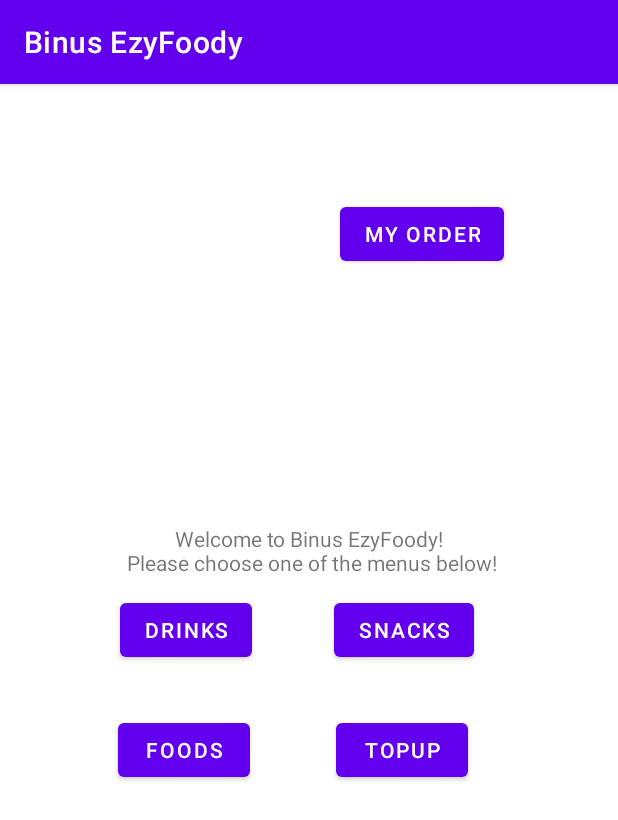
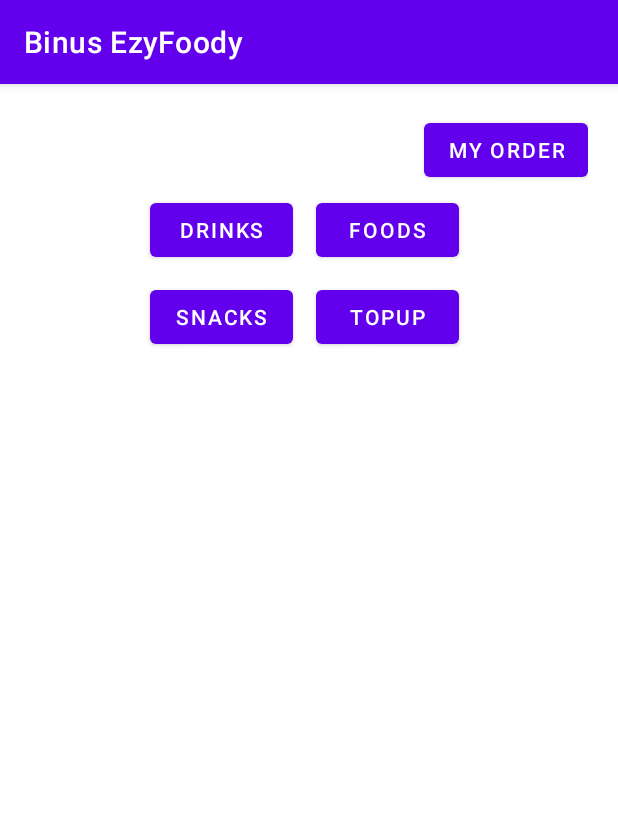
Before and after one commit to LaurensiusVincentRohandy/MOBI6059-MobileProgramming, an Android app: the screen it shows after launch (MainActivity), on a phone screen of 412 x 824 dp. Shown: the top 820 px of the screen. Run offline under Robolectric (Android 15) with nearby library versions, the phone set to English and light mode, and no system bars.

Commit message:
Fix main

```diff
--- a/BinusEzyFoody/app/src/main/res/layout/activity_drinks.xml
+++ b/BinusEzyFoody/app/src/main/res/layout/activity_drinks.xml
@@ -32,13 +32,14 @@
         android:layout_column="0"
         android:layout_marginStart="25dp"
         android:text="Air Mineral\n Rp2.000"
+        android:textAlignment="center"
         android:textSize="20sp" />
     <Button
         android:layout_width="wrap_content"
         android:layout_height="wrap_content"
         android:layout_row="3"
         android:layout_column="0"
-        android:layout_marginStart="25dp"
+        android:layout_marginStart="30dp"
         android:onClick="onClickBuyWater"
         android:text="@string/buy" />
 
@@ -85,13 +86,14 @@
         android:layout_column="0"
         android:layout_marginStart="20dp"
         android:text="Jus Mangga\n Rp6.000"
+        android:textAlignment="center"
         android:textSize="20sp" />
     <Button
         android:layout_width="wrap_content"
         android:layout_height="wrap_content"
         android:layout_row="6"
         android:layout_column="0"
-        android:layout_marginStart="30dp"
+        android:layout_marginStart="35dp"
         android:onClick="onClickBuyMango"
         android:text="@string/buy" />
 
--- a/BinusEzyFoody/app/src/main/res/layout/activity_foods.xml
+++ b/BinusEzyFoody/app/src/main/res/layout/activity_foods.xml
@@ -30,8 +30,9 @@
         android:layout_height="wrap_content"
         android:layout_row="2"
         android:layout_column="0"
-        android:layout_marginStart="40dp"
+        android:layout_marginStart="35dp"
         android:text="Nasi Goreng\n Rp15.000"
+        android:textAlignment="center"
         android:textSize="20sp" />
     <Button
         android:layout_width="wrap_content"
@@ -83,8 +84,9 @@
         android:layout_height="wrap_content"
         android:layout_row="5"
         android:layout_column="0"
-        android:layout_marginStart="25dp"
+        android:layout_marginStart="20dp"
         android:text="Kwetiau Goreng\n Rp20.000"
+        android:textAlignment="center"
         android:textSize="20sp" />
     <Button
         android:layout_width="wrap_content"
--- a/BinusEzyFoody/app/src/main/res/layout/activity_main.xml
+++ b/BinusEzyFoody/app/src/main/res/layout/activity_main.xml
@@ -1,71 +1,63 @@
 <?xml version="1.0" encoding="utf-8"?>
-<androidx.constraintlayout.widget.ConstraintLayout xmlns:android="http://schemas.android.com/apk/res/android"
-    xmlns:app="http://schemas.android.com/apk/res-auto"
+<GridLayout xmlns:android="http://schemas.android.com/apk/res/android"
     xmlns:tools="http://schemas.android.com/tools"
     android:layout_width="match_parent"
     android:layout_height="match_parent"
+    android:padding="20dp"
+    android:columnCount="2"
     tools:context=".MainActivity">
 
-    <TextView
-        android:layout_width="wrap_content"
-        android:layout_height="wrap_content"
-        android:text="Welcome to Binus EzyFoody!\n Please choose one of the menus below!"
-        android:textAlignment="center"
-        app:layout_constraintBottom_toBottomOf="parent"
-        app:layout_constraintHorizontal_bias="0.5"
-        app:layout_constraintLeft_toLeftOf="parent"
-        app:layout_constraintRight_toRightOf="parent"
-        app:layout_constraintTop_toTopOf="parent"
-        app:layout_constraintVertical_bias="0.4" />
-
+    //MyOrder
     <Button
         android:layout_width="wrap_content"
         android:layout_height="wrap_content"
-        android:layout_marginLeft="80dp"
-        android:layout_marginTop="340dp"
+        android:layout_row="0"
+        android:layout_column="1"
+        android:layout_gravity="right"
+        android:onClick="onClickMyOrder"
+        android:text="@string/myOrder"/>
+
+    //Drinks
+    <Button
+        android:layout_width="95dp"
+        android:layout_height="wrap_content"
+        android:layout_row="1"
+        android:layout_column="0"
+        android:layout_marginTop="5dp"
+        android:layout_marginStart="80dp"
         android:onClick="onClickDrinksButton"
-        android:text="@string/drinksButton"
-        app:layout_constraintLeft_toLeftOf="parent"
-        app:layout_constraintTop_toTopOf="parent" />
+        android:text="@string/drinksButton" />
 
+    //Snacks
     <Button
-        android:layout_width="wrap_content"
+        android:layout_width="95dp"
         android:layout_height="wrap_content"
-        android:layout_marginTop="340dp"
-        android:layout_marginRight="96dp"
+        android:layout_row="2"
+        android:layout_column="0"
+        android:layout_marginTop="10dp"
+        android:layout_marginStart="80dp"
         android:onClick="onClickSnacksButton"
-        android:text="@string/snacksButton"
-        app:layout_constraintRight_toRightOf="parent"
-        app:layout_constraintTop_toTopOf="parent" />
+        android:text="@string/snacksButton" />
 
+    //Foods
     <Button
-        android:layout_width="wrap_content"
+        android:layout_width="95dp"
         android:layout_height="wrap_content"
-        android:layout_marginTop="420dp"
-        android:layout_marginRight="245dp"
+        android:layout_row="1"
+        android:layout_column="1"
+        android:layout_marginTop="5dp"
+        android:layout_marginStart="15dp"
         android:onClick="onClickFoodsButton"
-        android:text="@string/foodsButton"
-        app:layout_constraintRight_toRightOf="parent"
-        app:layout_constraintTop_toTopOf="parent" />
+        android:text="@string/foodsButton" />
 
+    //TopUp
     <Button
-        android:layout_width="wrap_content"
+        android:layout_width="95dp"
         android:layout_height="wrap_content"
-        android:layout_marginTop="420dp"
-        android:layout_marginRight="100dp"
+        android:layout_row="2"
+        android:layout_column="1"
+        android:layout_marginTop="10dp"
+        android:layout_marginStart="15dp"
         android:onClick="onClickTopUpButton"
-        android:text="@string/topUpButton"
-        app:layout_constraintRight_toRightOf="parent"
-        app:layout_constraintTop_toTopOf="parent" />
-
-    <Button
-        android:layout_width="wrap_content"
-        android:layout_height="wrap_content"
-        android:layout_marginTop="76dp"
-        android:layout_marginRight="76dp"
-        android:onClick="onClickMyOrder"
-        android:text="@string/myOrder"
-        app:layout_constraintRight_toRightOf="parent"
-        app:layout_constraintTop_toTopOf="parent" />
-
-</androidx.constraintlayout.widget.ConstraintLayout>
+        android:text="@string/topUpButton" />
+</GridLayout>
```
